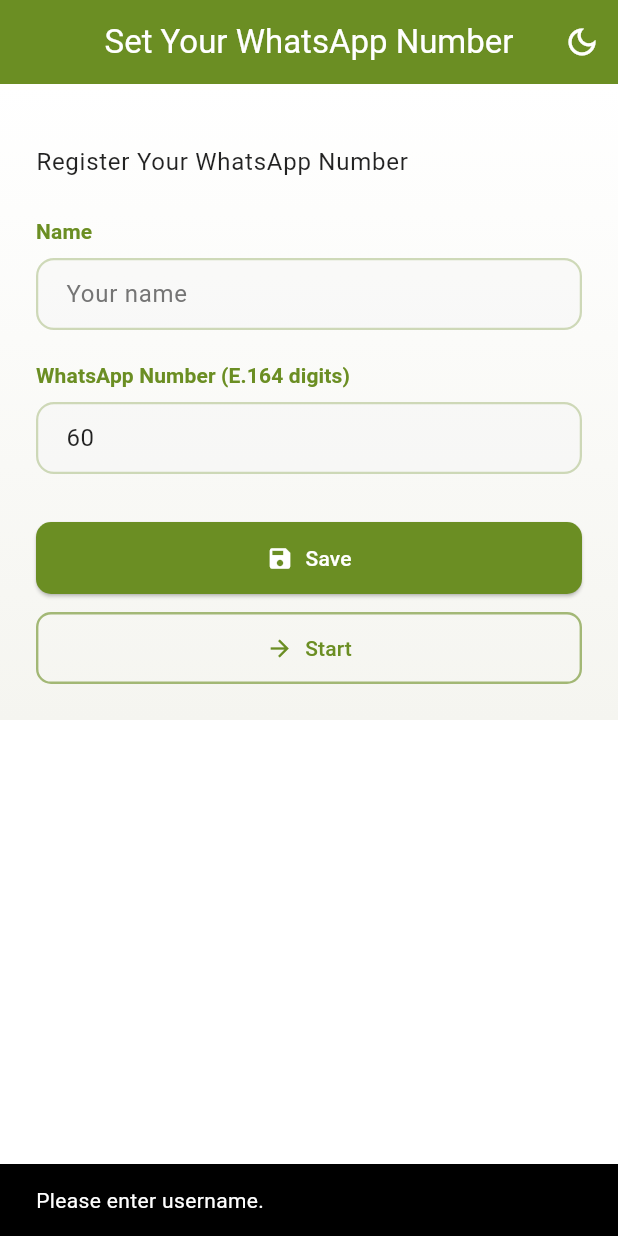
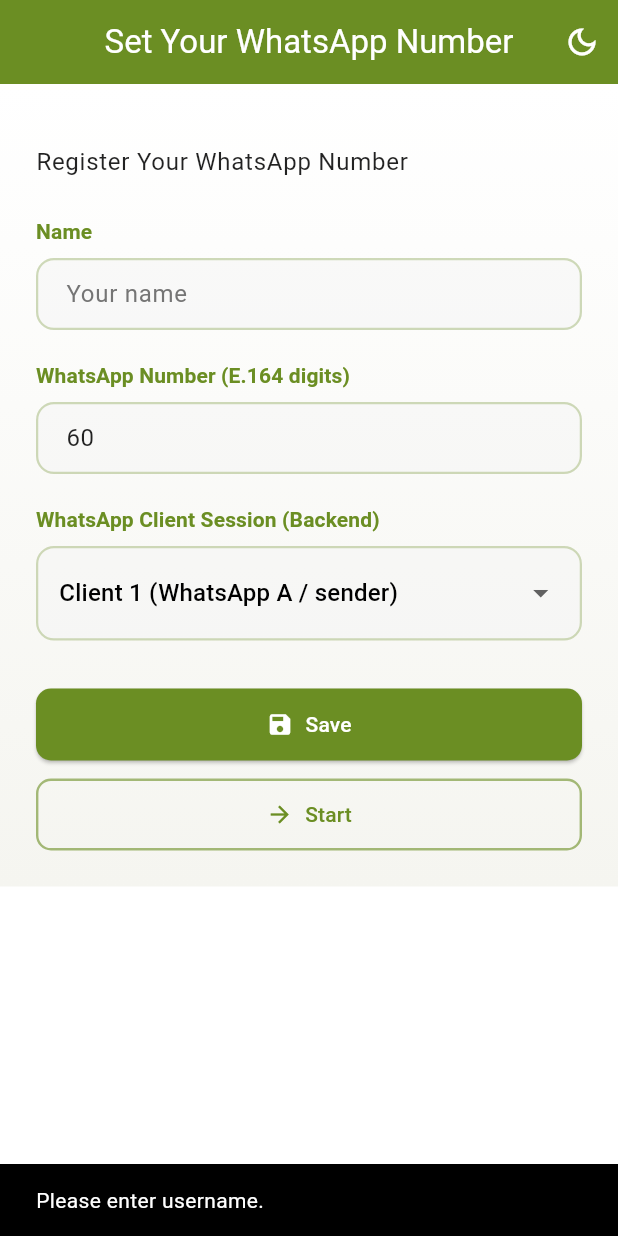
Before and after one commit to fanacomel94/washieldfyp, a Flutter app: the screen it shows after launch, after a tap on "Save", on a phone screen of 412 x 824 dp. Run offline on Flutter 3.47's test engine with Material 3 defaults, Android fonts, the phone set to English and light mode, and no system bars; our stand-ins replace device_info_plus, flutter_secure_storage, image_picker, permission_handler, qr_flutter; missing offline and left inert: cryptography, mobile_scanner.

```diff
--- a/lib/register.dart
+++ b/lib/register.dart
@@ -25,6 +25,9 @@ class _RegisterPageState extends State<RegisterPage> {
 
   bool _saving = false;
 
+  // ✅ NEW: clientId dropdown (1/2)
+  int _selectedClientId = 1;
+
   @override
   void dispose() {
     _usernameController.dispose();
@@ -37,7 +40,6 @@ class _RegisterPageState extends State<RegisterPage> {
     final phone = _phoneController.text.trim();
     final countryCode = '60';
 
-    // Basic validation
     final phoneDigitsOnly = phone.replaceAll(RegExp(r'\D'), '');
     if (username.isEmpty) {
       _showError('Please enter username.');
@@ -60,13 +62,20 @@ class _RegisterPageState extends State<RegisterPage> {
 
     try {
       // ✅ Create UUID only once (do not regenerate each save)
-      final existingUserId = await _secureStorage.read(key: 'wa_shield_user_id');
+      final existingUserId =
+          await _secureStorage.read(key: 'wa_shield_user_id');
       final userId = existingUserId ?? _uuid.v4();
 
-      // ✅ Save all registration data into FlutterSecureStorage
+      // ✅ Save registration data
       await _secureStorage.write(key: 'wa_shield_user_id', value: userId);
-      await _secureStorage.write(key: 'wa_shield_my_phone', value: phoneDigitsOnly);
-      await _secureStorage.write(key: 'wa_shield_my_username', value: username);
+      await _secureStorage.write(
+          key: 'wa_shield_my_phone', value: phoneDigitsOnly);
+      await _secureStorage.write(
+          key: 'wa_shield_my_username', value: username);
+
+      // ✅ NEW: save clientId for WhatsApp backend session routing
+      await _secureStorage.write(
+          key: 'wa_client_id', value: _selectedClientId.toString());
 
       if (!mounted) return;
       Navigator.of(context).pushAndRemoveUntil(
@@ -80,7 +89,17 @@ class _RegisterPageState extends State<RegisterPage> {
     }
   }
 
-  void _startWithoutRegister() {
+  Future<void> _startWithoutRegister() async {
+    // ✅ if user skip register, still need clientId default
+    try {
+      final existingClientId =
+          (await _secureStorage.read(key: 'wa_client_id') ?? '').trim();
+      if (existingClientId.isEmpty) {
+        await _secureStorage.write(key: 'wa_client_id', value: '1');
+      }
+    } catch (_) {}
+
+    if (!mounted) return;
     Navigator.of(context).pushAndRemoveUntil(
       MaterialPageRoute(builder: (context) => const HomePage()),
       (route) => false,
@@ -91,6 +110,66 @@ class _RegisterPageState extends State<RegisterPage> {
     if (!mounted) return;
     ScaffoldMessenger.of(context).showSnackBar(
       SnackBar(content: Text(message)),
+    );
+  }
+
+  Widget _buildInput(
+    BuildContext context, {
+    required String label,
+    required TextEditingController controller,
+    required String hintText,
+    required bool isDark,
+    required Color primaryColor,
+    required Color? hintColor,
+    required Color textColor,
+    List<TextInputFormatter>? inputFormatters,
+  }) {
+    return Column(
+      crossAxisAlignment: CrossAxisAlignment.start,
+      children: [
+        Text(
+          label,
+          style: Theme.of(context).textTheme.labelLarge?.copyWith(
+                color: primaryColor,
+                fontWeight: FontWeight.w600,
+              ),
+        ),
+        const SizedBox(height: 8),
+        TextField(
+          controller: controller,
+          inputFormatters: inputFormatters,
+          keyboardType: inputFormatters != null ? TextInputType.number : null,
+          decoration: InputDecoration(
+            hintText: hintText,
+            hintStyle: TextStyle(color: hintColor),
+            filled: true,
+            fillColor: isDark
+                ? Colors.grey[900]?.withOpacity(0.5)
+                : Colors.grey[100]?.withOpacity(0.5),
+            border: OutlineInputBorder(
+              borderRadius: BorderRadius.circular(12),
+              borderSide: BorderSide.none,
+            ),
+            enabledBorder: OutlineInputBorder(
+              borderRadius: BorderRadius.circular(12),
+              borderSide: BorderSide(
+                color: primaryColor.withOpacity(0.3),
+                width: 1.5,
+              ),
+            ),
+            focusedBorder: OutlineInputBorder(
+              borderRadius: BorderRadius.circular(12),
+              borderSide: BorderSide(color: primaryColor, width: 2),
+            ),
+            contentPadding: const EdgeInsets.symmetric(
+              horizontal: 16,
+              vertical: 12,
+            ),
+          ),
+          style: TextStyle(color: textColor),
+          cursorColor: primaryColor,
+        ),
+      ],
     );
   }
 
@@ -167,6 +246,57 @@ class _RegisterPageState extends State<RegisterPage> {
                       inputFormatters: [FilteringTextInputFormatter.digitsOnly],
                     ),
 
+                    const SizedBox(height: 20),
+
+                    // ✅ NEW: Client ID selector
+                    Text(
+                      'WhatsApp Client Session (Backend)',
+                      style: Theme.of(context).textTheme.labelLarge?.copyWith(
+                            color: primaryColor,
+                            fontWeight: FontWeight.w600,
+                          ),
+                    ),
+                    const SizedBox(height: 8),
+                    Container(
+                      padding: const EdgeInsets.symmetric(
+                          horizontal: 14, vertical: 6),
+                      decoration: BoxDecoration(
+                        color: isDark
+                            ? Colors.grey[900]?.withOpacity(0.5)
+                            : Colors.grey[100]?.withOpacity(0.5),
+                        borderRadius: BorderRadius.circular(12),
+                        border: Border.all(
+                          color: primaryColor.withOpacity(0.3),
+                          width: 1.5,
+                        ),
+                      ),
+                      child: DropdownButtonHideUnderline(
+                        child: DropdownButton<int>(
+                          value: _selectedClientId,
+                          isExpanded: true,
+                          dropdownColor: isDark
+                              ? const Color(0xFF2C2C2C)
+                              : Colors.white,
+                          items: const [
+                            DropdownMenuItem(
+                              value: 1,
+                              child: Text('Client 1 (WhatsApp A / sender)'),
+                            ),
+                            DropdownMenuItem(
+                              value: 2,
+                              child: Text('Client 2 (WhatsApp B / receiver)'),
+                            ),
+                          ],
+                          onChanged: _saving
+                              ? null
+                              : (v) {
+                                  if (v == null) return;
+                                  setState(() => _selectedClientId = v);
+                                },
+                        ),
+                      ),
+                    ),
+
                     const SizedBox(height: 32),
 
                     // ✅ Save (Register)
@@ -211,7 +341,7 @@ class _RegisterPageState extends State<RegisterPage> {
                             borderRadius: BorderRadius.circular(10),
                           ),
                           side: BorderSide(
-                            color: primaryColor.withValues(alpha: 0.6),
+                            color: primaryColor.withOpacity(0.6),
                             width: 1.6,
                           ),
                           foregroundColor: primaryColor,
@@ -227,64 +357,4 @@ class _RegisterPageState extends State<RegisterPage> {
       },
     );
   }
-
-  Widget _buildInput(
-    BuildContext context, {
-    required String label,
-    required TextEditingController controller,
-    required String hintText,
-    required bool isDark,
-    required Color primaryColor,
-    required Color? hintColor,
-    required Color textColor,
-    List<TextInputFormatter>? inputFormatters,
-  }) {
-    return Column(
-      crossAxisAlignment: CrossAxisAlignment.start,
-      children: [
-        Text(
-          label,
-          style: Theme.of(context).textTheme.labelLarge?.copyWith(
-                color: primaryColor,
-                fontWeight: FontWeight.w600,
-              ),
-        ),
-        const SizedBox(height: 8),
-        TextField(
-          controller: controller,
-          inputFormatters: inputFormatters,
-          keyboardType: inputFormatters != null ? TextInputType.number : null,
-          decoration: InputDecoration(
-            hintText: hintText,
-            hintStyle: TextStyle(color: hintColor),
-            filled: true,
-            fillColor: isDark
-                ? Colors.grey[900]?.withValues(alpha: 0.5)
-                : Colors.grey[100]?.withValues(alpha: 0.5),
-            border: OutlineInputBorder(
-              borderRadius: BorderRadius.circular(12),
-              borderSide: BorderSide.none,
-            ),
-            enabledBorder: OutlineInputBorder(
-              borderRadius: BorderRadius.circular(12),
-              borderSide: BorderSide(
-                color: primaryColor.withValues(alpha: 0.3),
-                width: 1.5,
-              ),
-            ),
-            focusedBorder: OutlineInputBorder(
-              borderRadius: BorderRadius.circular(12),
-              borderSide: BorderSide(color: primaryColor, width: 2),
-            ),
-            contentPadding: const EdgeInsets.symmetric(
-              horizontal: 16,
-              vertical: 12,
-            ),
-          ),
-          style: TextStyle(color: textColor),
-          cursorColor: primaryColor,
-        ),
-      ],
-    );
-  }
 }
```
Also changed, not shown: lib/encryption_page.dart (+15 -40 lines), lib/inbox_page.dart (+19 -26 lines).
